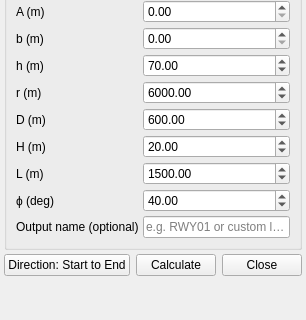
This is qBRA/ui/ils/ils_llz_panel.ui in FLYGHT7/qBRA as Qt 5 draws it before an edit; both pictures show x 0 to 306 and y 238 to 558 of the 306 by 558 pixel window. The edited form follows.
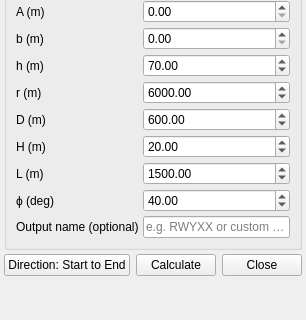
This is the edited form.

Commit message: fix(naming): update placeholder text for output name to reflect new runway label format

What changed in the file:
```diff
--- a/qBRA/ui/ils/ils_llz_panel.ui
+++ b/qBRA/ui/ils/ils_llz_panel.ui
@@ -249,7 +249,7 @@
       <item row="9" column="1">
        <widget class="QLineEdit" name="txtOutputName">
         <property name="placeholderText">
-         <string>e.g. RWY01 or custom label</string>
+         <string>e.g. RWYXX or custom label</string>
         </property>
        </widget>
       </item>
```
